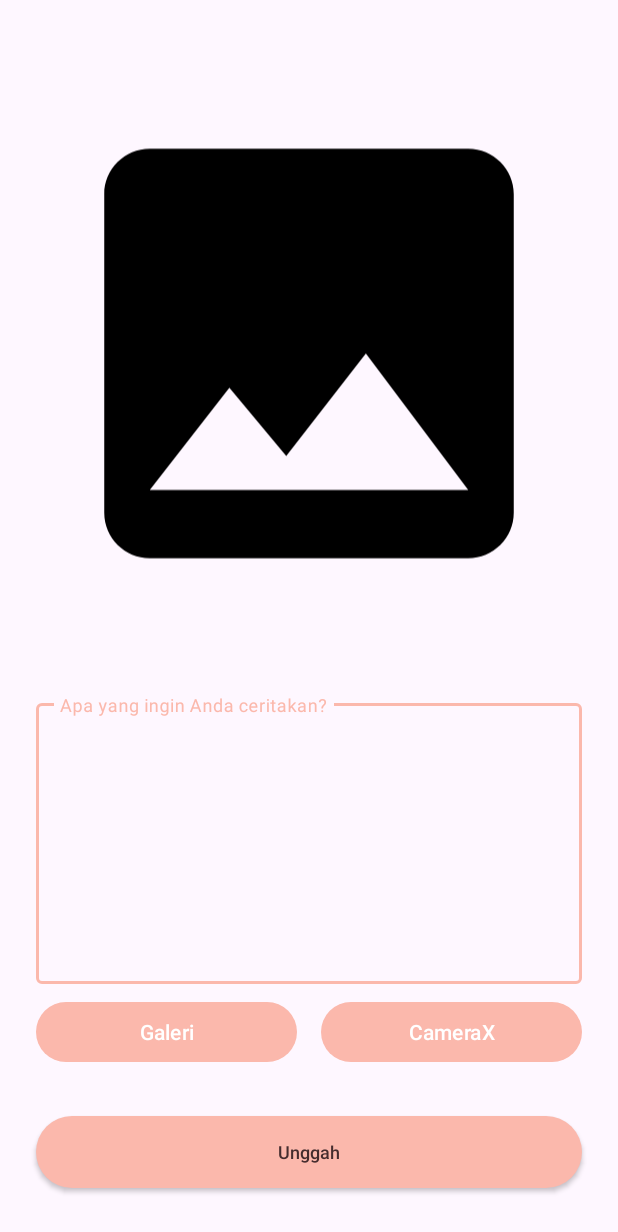
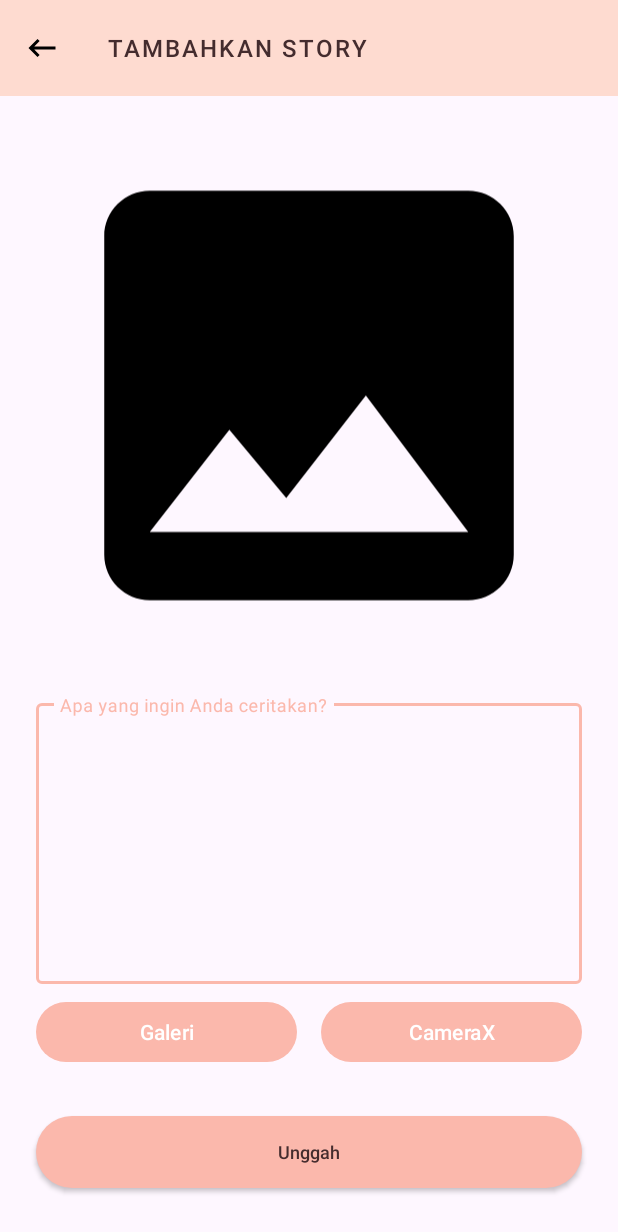
Before and after one commit to kholishulil97/CeritaKita, an Android app: the AddStoryActivity screen opened directly, with no data from a screen before it, on a phone screen of 412 x 824 dp. Shown: the top 1232 px of the screen. Run offline under Robolectric (Android 15) with nearby library versions, the phone set to English and light mode, and no system bars; pictures from the network do not load.

Commit message:
setup appbarlayout

```diff
--- a/app/src/main/java/com/example/storyapp/view/addstory/AddStoryActivity.kt
+++ b/app/src/main/java/com/example/storyapp/view/addstory/AddStoryActivity.kt
@@ -70,9 +70,22 @@ class AddStoryActivity : AppCompatActivity() {
 
     override fun onCreate(savedInstanceState: Bundle?) {
         super.onCreate(savedInstanceState)
+
+        setupView()
+        setupAction()
+        setupPermission()
+    }
+
+    private fun setupView() {
         binding = ActivityAddStoryBinding.inflate(layoutInflater)
         setContentView(binding.root)
 
+        binding.topAppBar.setNavigationOnClickListener {
+            onBackPressed()
+        }
+    }
+
+    private fun setupAction() {
         binding.cameraXButton.setOnClickListener { startCameraX() }
         binding.galleryButton.setOnClickListener { startGallery() }
         binding.uploadButton.setOnClickListener {
@@ -81,7 +94,9 @@ class AddStoryActivity : AppCompatActivity() {
                 uploadImage(token)
             }
         }
+    }
 
+    private fun setupPermission() {
         if (!allPermissionsGranted()) {
             ActivityCompat.requestPermissions(
                 this,
@@ -168,20 +183,6 @@ class AddStoryActivity : AppCompatActivity() {
         }
     }
 
-    private val launcherIntentCamera = registerForActivityResult(
-        ActivityResultContracts.StartActivityForResult()
-    ) {
-        if (it.resultCode == RESULT_OK) {
-            val myFile = File(currentPhotoPath)
-
-            myFile.let { file ->
-                rotateFile(file)
-                getFile = file
-                binding.previewImageView.setImageBitmap(BitmapFactory.decodeFile(file.path))
-            }
-        }
-    }
-
     private val launcherIntentGallery = registerForActivityResult(
         ActivityResultContracts.StartActivityForResult()
     ) { result ->
--- a/app/src/main/java/com/example/storyapp/view/main/detailstory/DetailStoryActivity.kt
+++ b/app/src/main/java/com/example/storyapp/view/main/detailstory/DetailStoryActivity.kt
@@ -24,9 +24,8 @@ class DetailStoryActivity : AppCompatActivity() {
         binding = ActivityDetailStoryBinding.inflate(layoutInflater)
         setContentView(binding.root)
 
-        supportActionBar?.apply {
-            title = getString(R.string.label_detail_story)
-            setDisplayHomeAsUpEnabled(true)
+        binding.topAppBar.setNavigationOnClickListener {
+            onBackPressed()
         }
     }
 
--- /dev/null
+++ b/app/src/main/res/drawable/ic_baseline_back_24.xml
@@ -0,0 +1,5 @@
+<vector android:autoMirrored="true" android:height="24dp"
+    android:tint="#000000" android:viewportHeight="24"
+    android:viewportWidth="24" android:width="24dp" xmlns:android="http://schemas.android.com/apk/res/android">
+    <path android:fillColor="@android:color/white" android:pathData="M21,11H6.83l3.58,-3.59L9,6l-6,6 6,6 1.41,-1.41L6.83,13H21z"/>
+</vector>
--- a/app/src/main/res/layout/activity_add_story.xml
+++ b/app/src/main/res/layout/activity_add_story.xml
@@ -5,6 +5,23 @@
     android:layout_width="match_parent"
     android:layout_height="match_parent"
     tools:context=".view.addstory.AddStoryActivity">
+
+    <com.google.android.material.appbar.AppBarLayout
+        android:id="@+id/appBarLayout"
+        android:layout_width="match_parent"
+        android:layout_height="wrap_content"
+        app:layout_constraintStart_toStartOf="parent"
+        app:layout_constraintTop_toTopOf="parent"
+        app:liftOnScroll="true">
+        <com.google.android.material.appbar.MaterialToolbar
+            android:id="@+id/topAppBar"
+            android:layout_width="match_parent"
+            android:layout_height="?attr/actionBarSize"
+            app:navigationIcon="@drawable/ic_baseline_back_24"
+            app:layout_scrollFlags="scroll|enterAlways|snap"
+            app:title="@string/label_add_story"
+            style="@style/Widget.Shrine.Toolbar"/>
+    </com.google.android.material.appbar.AppBarLayout>
 
     <com.google.android.material.textfield.TextInputLayout
         android:id="@+id/descEditTextLayout"
@@ -50,13 +67,13 @@
         android:layout_width="0dp"
         android:layout_height="0dp"
         android:layout_marginStart="24dp"
-        android:layout_marginTop="24dp"
+        android:layout_marginTop="16dp"
         android:layout_marginEnd="24dp"
         android:layout_marginBottom="16dp"
         app:layout_constraintBottom_toTopOf="@+id/descEditTextLayout"
         app:layout_constraintEnd_toEndOf="parent"
         app:layout_constraintStart_toStartOf="parent"
-        app:layout_constraintTop_toTopOf="parent"
+        app:layout_constraintTop_toBottomOf="@id/appBarLayout"
         app:srcCompat="@drawable/ic_place_holder" />
 
     <Button
--- a/app/src/main/res/layout/activity_detail_story.xml
+++ b/app/src/main/res/layout/activity_detail_story.xml
@@ -17,6 +17,7 @@
             android:id="@+id/topAppBar"
             android:layout_width="match_parent"
             android:layout_height="?attr/actionBarSize"
+            app:navigationIcon="@drawable/ic_baseline_back_24"
             app:layout_scrollFlags="scroll|enterAlways|snap"
             app:title="@string/label_detail_story"
             style="@style/Widget.Shrine.Toolbar"/>
--- a/app/src/main/res/values/strings.xml
+++ b/app/src/main/res/values/strings.xml
@@ -30,6 +30,7 @@
     <string name="text_item_desc">Deskripsi cerita ada disini…</string>
     <string name="label_retry">Coba lagi</string>
     <string name="label_language">Bahasa</string>
+    <string name="label_add_story">Tambahkan Story</string>
     <string name="label_detail_story">Detail Story</string>
 
     <string name="camera_x">CameraX</string>
```
